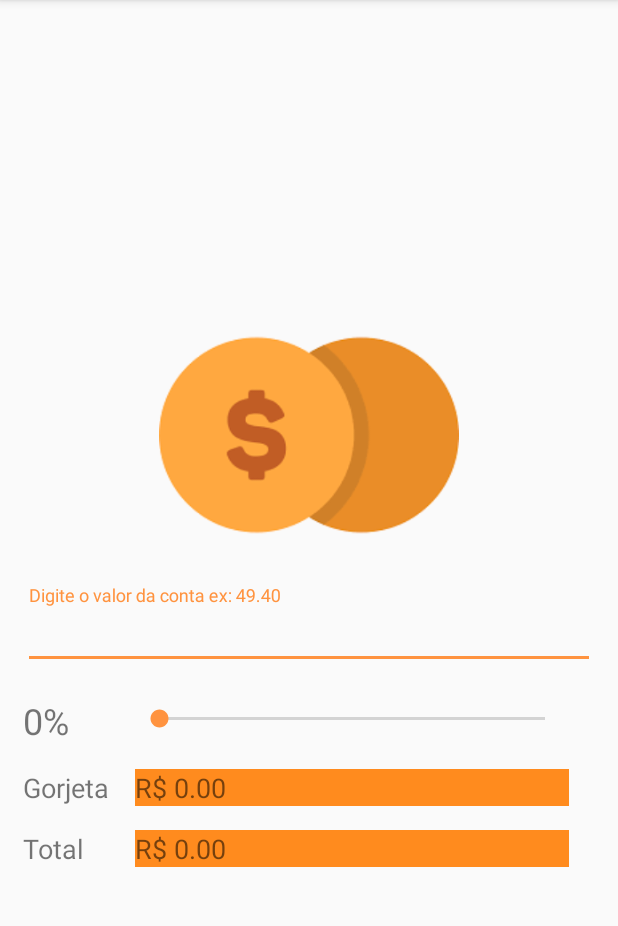
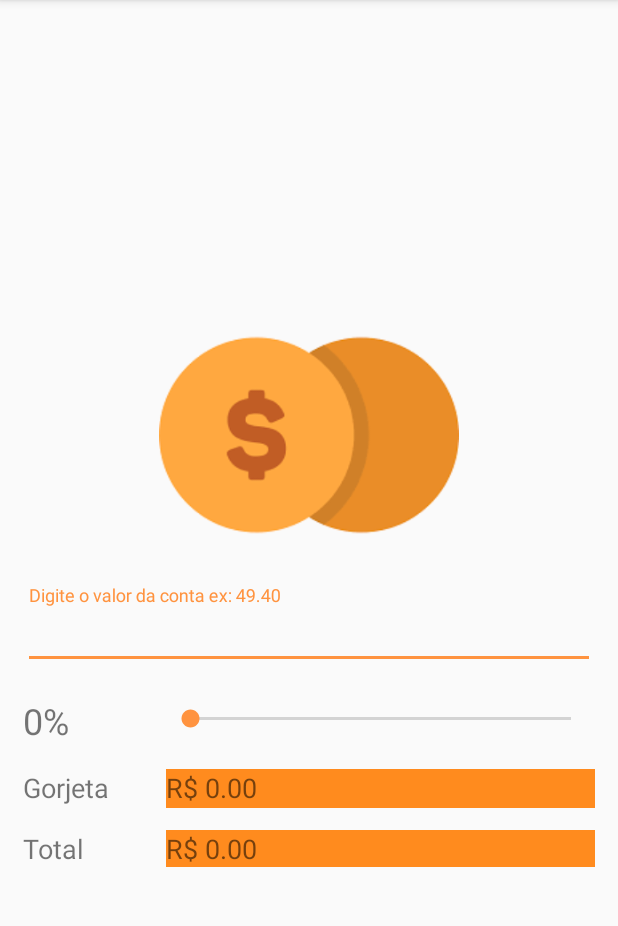
Before and after one commit to pdrozz/calculadora_de_gorjeta, an Android app: the screen it shows after launch (MainActivity), on a phone screen of 412 x 824 dp, the part 84-1010 px from its top. Run offline under Robolectric (Android 15) with nearby library versions, the phone set to English and light mode, and no system bars.

Commit message:
Melhoria de design para dispositivos menores

```diff
--- a/app/src/main/AndroidManifest.xml
+++ b/app/src/main/AndroidManifest.xml
@@ -9,9 +9,13 @@
         android:roundIcon="@mipmap/ic_launcher_round"
         android:supportsRtl="true"
         android:theme="@style/AppTheme">
-        <activity android:name=".MainActivity">
+        <activity android:name=".MainActivity"
+            android:screenOrientation="portrait"
+            >
             <intent-filter>
-                <action android:name="android.intent.action.MAIN" />
+                <action android:name="android.intent.action.MAIN"
+
+                    />
 
                 <category android:name="android.intent.category.LAUNCHER" />
             </intent-filter>
--- a/app/src/main/java/com/pdrzz/calculadoradegorjeta/MainActivity.java
+++ b/app/src/main/java/com/pdrzz/calculadoradegorjeta/MainActivity.java
@@ -39,7 +39,7 @@ public class MainActivity extends AppCompatActivity {
             double valorDigitado=Double.parseDouble(valorRecuperado);
             double gorjeta=valorDigitado*(porcentagem/100);
             textGorjeta.setText("R$ "+Math.round(gorjeta));
-            double total=valorDigitado+gorjeta;
+            double total=valorDigitado+Math.round(gorjeta);
             textTotal.setText("R$ "+total);
 
 
@@ -54,6 +54,7 @@ public void listenerSeek(){
             public void onProgressChanged(SeekBar seekBar, int progress, boolean fromUser) {
                 porcentagem=progress;
                 textPorcentagem.setText(Math.round(porcentagem)+" %");
+                calcular();
             }
 
             @Override
--- a/app/src/main/res/layout/activity_main.xml
+++ b/app/src/main/res/layout/activity_main.xml
@@ -45,25 +45,26 @@
 
     <TextView
         android:id="@+id/textGorjeta"
-        android:layout_width="289dp"
-        android:layout_height="0dp"
+        android:layout_width="0dp"
+        android:layout_height="26dp"
         android:background="@color/laranja"
         android:text="R$ 0.00"
         android:textSize="18sp"
         app:layout_constraintBaseline_toBaselineOf="@+id/textView3"
         app:layout_constraintEnd_toEndOf="@+id/textInputLayout2"
-        app:layout_constraintStart_toEndOf="@+id/textView3" />
+        app:layout_constraintHorizontal_bias="1.0"
+        app:layout_constraintStart_toStartOf="@+id/guideline" />
 
     <TextView
         android:id="@+id/textTotal"
-        android:layout_width="289dp"
-        android:layout_height="0dp"
+        android:layout_width="0dp"
+        android:layout_height="wrap_content"
         android:background="@color/laranja"
         android:text="R$ 0.00"
         android:textSize="18sp"
         app:layout_constraintBaseline_toBaselineOf="@+id/textView4"
-        app:layout_constraintEnd_toEndOf="parent"
-        app:layout_constraintStart_toEndOf="@+id/textView3" />
+        app:layout_constraintEnd_toEndOf="@+id/textGorjeta"
+        app:layout_constraintStart_toStartOf="@+id/textGorjeta" />
 
     <TextView
         android:id="@+id/textView3"
@@ -72,7 +73,7 @@
         android:layout_marginTop="16dp"
         android:text="Gorjeta"
         android:textSize="18sp"
-        app:layout_constraintStart_toStartOf="parent"
+        app:layout_constraintStart_toStartOf="@+id/textPorcentagem"
         app:layout_constraintTop_toBottomOf="@+id/textPorcentagem" />
 
     <TextView
@@ -82,7 +83,7 @@
         android:layout_marginTop="16dp"
         android:text="Total"
         android:textSize="18sp"
-        app:layout_constraintStart_toStartOf="parent"
+        app:layout_constraintStart_toStartOf="@+id/textPorcentagem"
         app:layout_constraintTop_toBottomOf="@+id/textView3" />
 
     <SeekBar
@@ -94,4 +95,11 @@
         app:layout_constraintEnd_toEndOf="@+id/textGorjeta"
         app:layout_constraintStart_toStartOf="@+id/textGorjeta"
         app:layout_constraintTop_toBottomOf="@+id/textInputLayout2" />
+
+    <androidx.constraintlayout.widget.Guideline
+        android:id="@+id/guideline"
+        android:layout_width="wrap_content"
+        android:layout_height="wrap_content"
+        android:orientation="vertical"
+        app:layout_constraintGuide_percent="0.25" />
 </androidx.constraintlayout.widget.ConstraintLayout>
```
